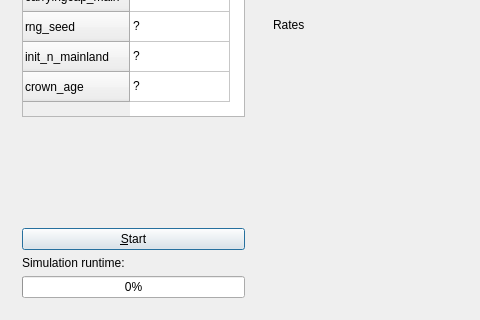
Before: the Qt Designer form elly_qtmaindialog.ui in richelbilderbeek/pbdmms, drawn with Qt 5; both pictures show x 0 to 480 and y 269 to 589 of the 1050 by 589 pixel window.
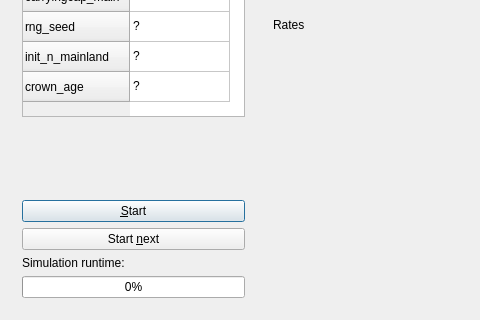
After: the same form once the commit is applied.

Commit message: elly GUI plots pop sizes

What changed in the file:
```diff
--- a/elly_qtmaindialog.ui
+++ b/elly_qtmaindialog.ui
@@ -162,6 +162,13 @@
         </property>
        </widget>
       </item>
+      <item>
+       <widget class="QPushButton" name="start_next">
+        <property name="text">
+         <string>Start &amp;next</string>
+        </property>
+       </widget>
+      </item>
       <item>
        <widget class="QLabel" name="label_sim_runtime">
         <property name="sizePolicy">
```
The commit also changes 4 other files.
